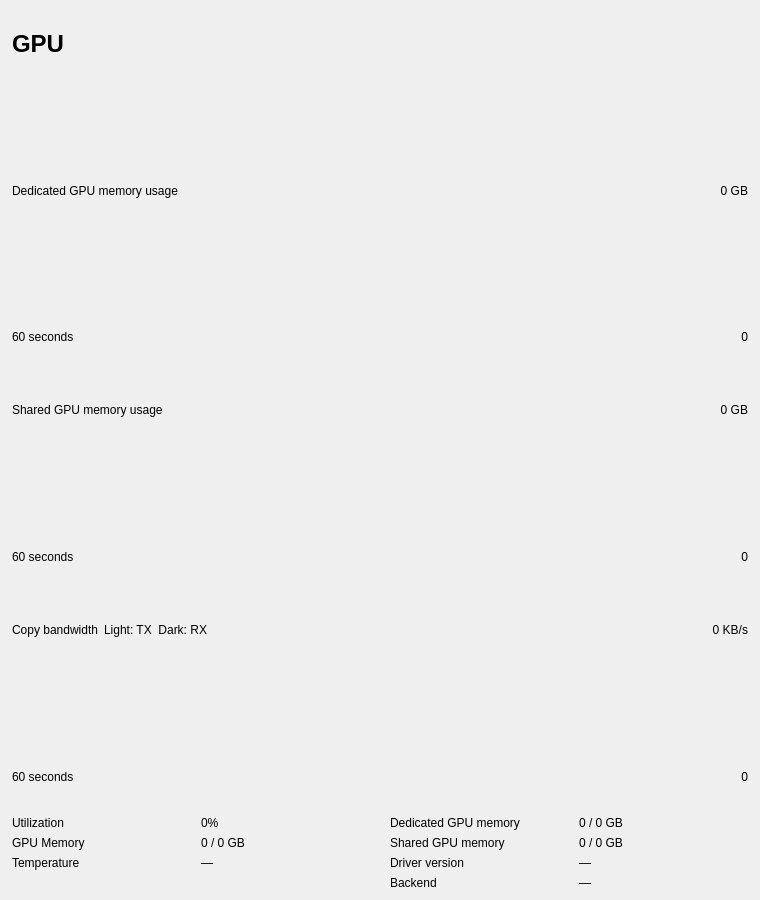
Above: src/perf/gpudetailwidget.ui from phyrophone/TuxManager before the change. Below: the same form after it.
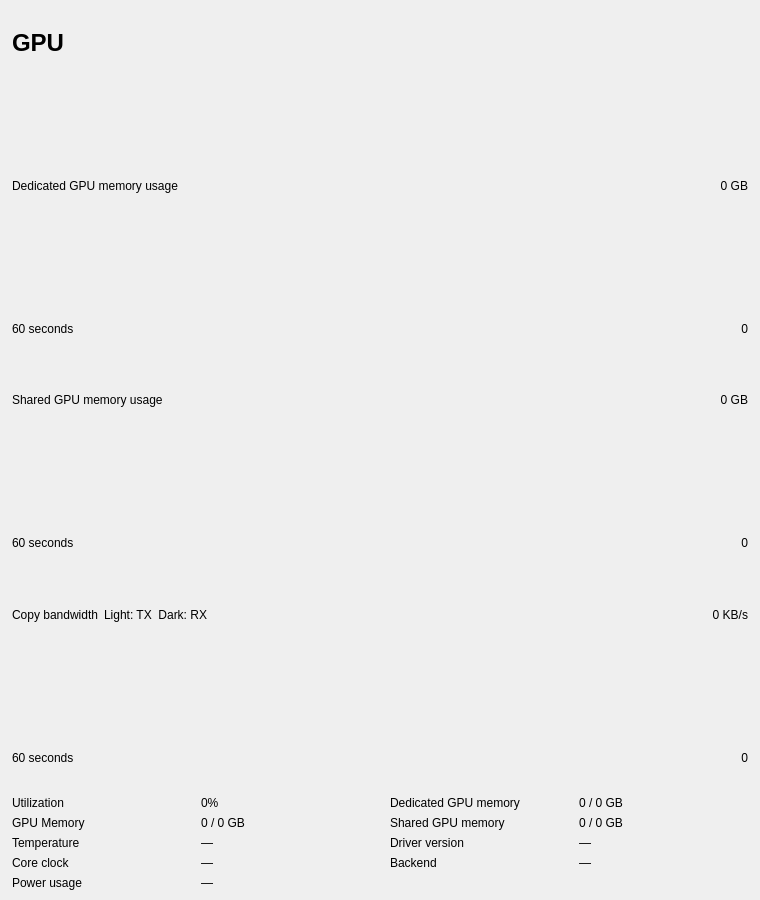
That is the form after the change. Custom widgets are drawn as their Qt base class.

Commit message: nvidia: GPU freq and power usage

The edit to the form file:
```diff
--- a/src/perf/gpudetailwidget.ui
+++ b/src/perf/gpudetailwidget.ui
@@ -401,6 +401,34 @@
        </property>
       </widget>
      </item>
+     <item row="3" column="0">
+      <widget class="QLabel" name="coreClockLabel">
+       <property name="text">
+        <string>Core clock</string>
+       </property>
+      </widget>
+     </item>
+     <item row="3" column="1">
+      <widget class="QLabel" name="coreClockValueLabel">
+       <property name="text">
+        <string>—</string>
+       </property>
+      </widget>
+     </item>
+     <item row="4" column="0">
+      <widget class="QLabel" name="powerUsageLabel">
+       <property name="text">
+        <string>Power usage</string>
+       </property>
+      </widget>
+     </item>
+     <item row="4" column="1">
+      <widget class="QLabel" name="powerUsageValueLabel">
+       <property name="text">
+        <string>—</string>
+       </property>
+      </widget>
+     </item>
     </layout>
    </item>
   </layout>
```
The commit also changes 4 other files.
